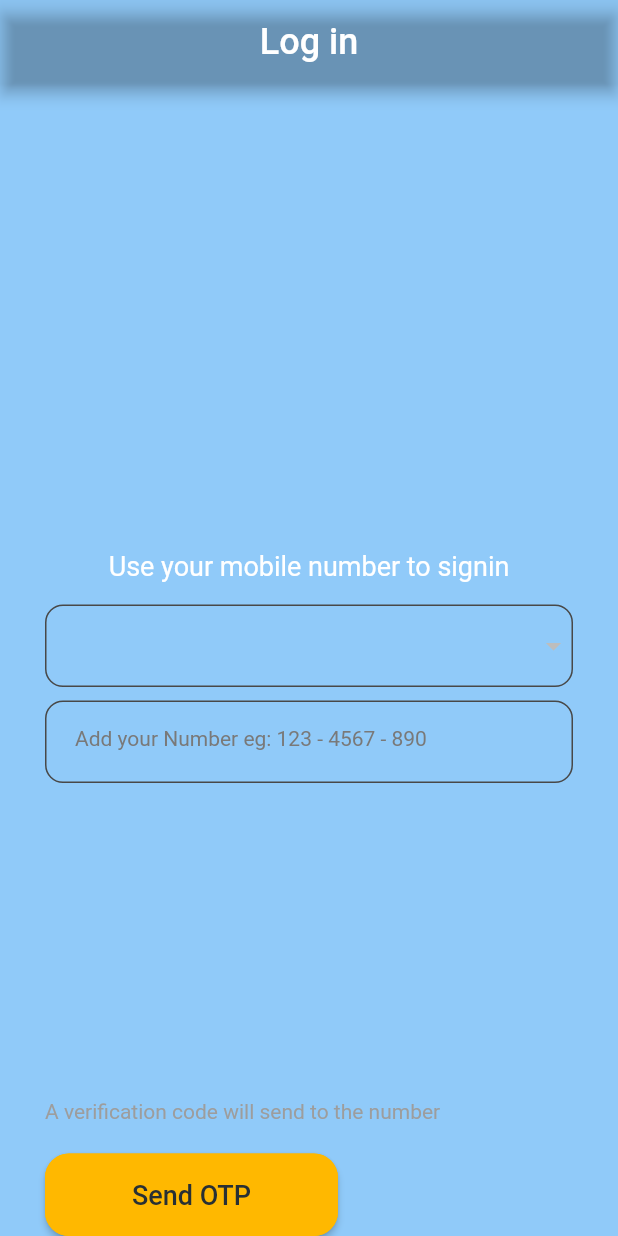
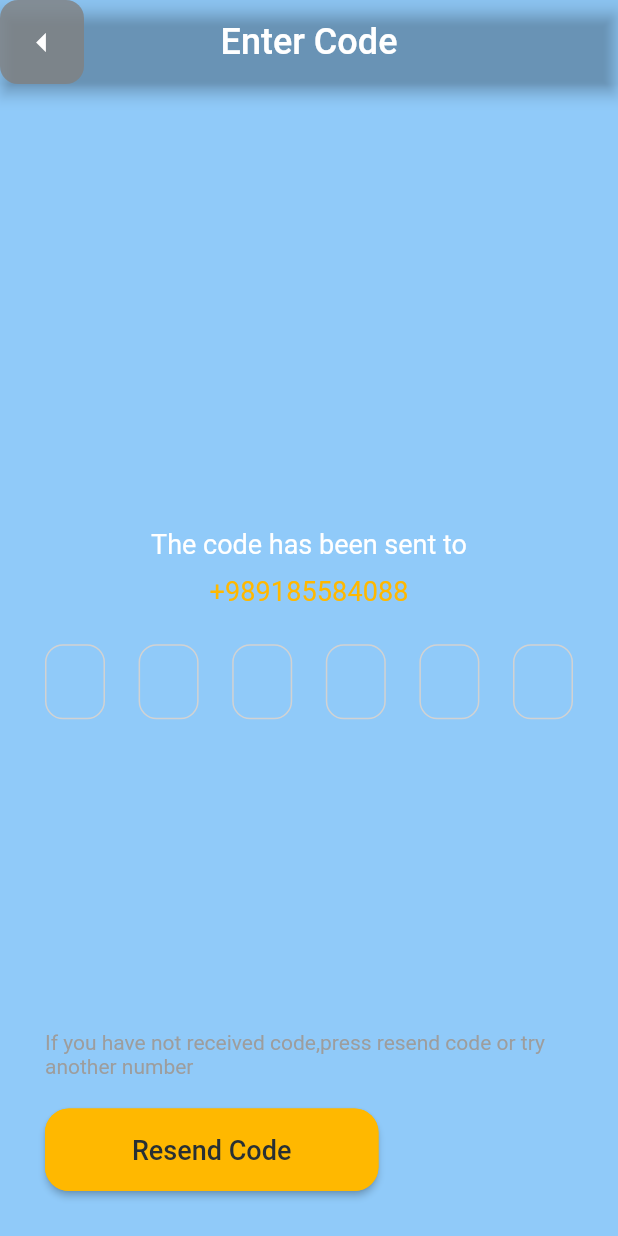
Before and after one commit to M4RZB4Ni/Castalk, a Flutter app: the screen it shows after launch, on a phone screen of 412 x 824 dp. Run offline on Flutter 3.47's test engine with Material 2 defaults, Android fonts, the phone set to English and light mode, and no system bars; drawn by our look-alikes of pin_code_fields; our stand-ins replace smooth_page_indicator.

Commit message:
enter_code.dart back button must be optimize.

```diff
--- a/lib/main.dart
+++ b/lib/main.dart
@@ -1,3 +1,4 @@
+import 'package:castalk/view/enter_code.dart';
 import 'package:castalk/view/intro.dart';
 import 'package:castalk/view/signin.dart';
 import 'package:flutter/material.dart';
@@ -17,12 +18,14 @@ class MyApp extends StatelessWidget {
         primaryColor: const Color(0xff242424),
         backgroundColor: const Color(0xff242424),
         hintColor:const Color(0xff797979),
+        focusColor: const Color(0xffFFB800),
         colorScheme: ColorScheme.fromSwatch().copyWith(secondary: const Color(0xffFFB800)),
         textTheme: const TextTheme(
           headline1: TextStyle(color: Colors.white,fontWeight: FontWeight.w500,fontSize: 24),
           bodyText1: TextStyle(color: Colors.white,fontWeight: FontWeight.w400,fontSize: 18),
             bodyText2: TextStyle(color: Color(0xffA6A6A6),fontWeight: FontWeight.w400,fontSize: 14),
             subtitle1: TextStyle(color: Color(0xff9D9D9D),fontWeight: FontWeight.w400,fontSize: 14),
+            subtitle2: TextStyle(color: Color(0xffFFB800),fontWeight: FontWeight.w400,fontSize: 18),
             button: TextStyle(color: Color(0xffFFB800),fontWeight: FontWeight.w400,fontSize: 18),
         ),
         elevatedButtonTheme:  ElevatedButtonThemeData(
@@ -42,10 +45,11 @@ class MyApp extends StatelessWidget {
       ),
       title: 'Castalk',
       debugShowCheckedModeBanner: true,
-      initialRoute: "/SignIn",
+      initialRoute: "/EnterCode",
       routes: {
         "/Intro":(context) => const Directionality(textDirection: TextDirection.ltr, child: Intro()),
         "/SignIn":(context) => const Directionality(textDirection: TextDirection.ltr, child: SignIn()),
+        "/EnterCode":(context) =>  Directionality(textDirection: TextDirection.ltr, child: EnterCode(phoneNumber: '+989185584088',)),
       },
 
     );
--- /dev/null
+++ b/lib/view/enter_code.dart
@@ -0,0 +1,288 @@
+
+
+import 'dart:async';
+
+import 'package:flutter/cupertino.dart';
+import 'package:flutter/material.dart';
+import 'package:pin_code_fields/pin_code_fields.dart';
+
+class EnterCode extends StatefulWidget{
+
+  String? phoneNumber;
+  String? code="111111";
+
+
+  EnterCode({Key? key,required this.phoneNumber}) : super(key: key);
+
+
+  EnterCode.empty({Key? key}) : super(key: key);
+
+  @override
+  State<StatefulWidget> createState() {
+    return EnterCodeState();
+  }
+
+}
+
+class EnterCodeState extends State<EnterCode>
+{
+
+  StreamController<ErrorAnimationType>? errorController;
+  TextEditingController textEditingController = TextEditingController();
+  var nextState="ResendOff";
+  var subtitleTextStyle="ResendOff";
+
+  final interval = const Duration(seconds: 1);
+  final int timerMaxSeconds = 3;
+  int currentSeconds = 0;
+  String get timerText =>
+      '${((timerMaxSeconds - currentSeconds) ~/ 60).toString().padLeft(2, '0')} : ${((timerMaxSeconds - currentSeconds) % 60).toString().padLeft(2, '0')}';
+
+
+  @override
+  Widget build(BuildContext context) {
+
+    double w = MediaQuery.of(context).size.width;
+    double h = MediaQuery.of(context).size.height;
+    pincodeStyle=Theme.of(context).textTheme.subtitle1!.copyWith(color: Colors.white54);
+
+
+    return Scaffold(
+      resizeToAvoidBottomInset: false,
+      backgroundColor: Theme.of(context).backgroundColor,
+      appBar: AppBar(
+        leading:backBtn(),
+          backgroundColor: Colors.transparent,
+          centerTitle: true,title: Text("Enter Code",style: Theme.of(context).textTheme.headline1)),
+      body: Padding(
+        padding: const EdgeInsets.symmetric(horizontal: 30,vertical: 30),
+        child: Column(
+          crossAxisAlignment: CrossAxisAlignment.start,
+          mainAxisAlignment: MainAxisAlignment.spaceBetween,
+          children: [
+            SizedBox(height: 100,width: w,),
+            Column(
+              children: [
+                Text("The code has been sent to",style: Theme.of(context).textTheme.bodyText1),
+                Padding(
+                  padding: const EdgeInsets.only(top: 10,bottom: 10),
+                  child: Text(widget.phoneNumber ?? "None",style: Theme.of(context).textTheme.subtitle2),
+                ),
+                Padding(
+                  padding: const EdgeInsets.only(top: 15,bottom: 9),
+                  child: PinCodeTextField(
+                    appContext: context,
+                    length: 6,
+                    obscureText: false,
+                    animationType: AnimationType.fade,
+                    pinTheme: PinTheme(
+                      shape: PinCodeFieldShape.box,
+                      borderRadius: BorderRadius.circular(12),
+                      fieldHeight: 50,
+                      fieldWidth: 40,
+                      activeFillColor: Colors.white,
+                      borderWidth: 1,
+                      activeColor: Theme.of(context).focusColor,
+                      inactiveColor: const Color(0xffD2D2D2),
+                      selectedColor: Theme.of(context).focusColor,
+                      errorBorderColor:const Color(0xffFF5959),
+
+                    ),
+                    textStyle: pincodeStyle,
+                    hintStyle: pincodeStyle,
+                    cursorColor: Theme.of(context).focusColor,
+                    autoDisposeControllers: true,
+                    autoDismissKeyboard: true,
+                    keyboardType: TextInputType.number,
+                    animationDuration: const Duration(milliseconds: 300),
+                    backgroundColor: Theme.of(context).backgroundColor,
+                    enableActiveFill: false,
+                    autoFocus: false,
+                    errorAnimationController: errorController,
+                    controller: textEditingController,
+                    onCompleted: (v) {
+                      debugPrint("Completed");
+                      checkCodeForStyle(v);
+
+                    },
+                    onChanged: (value) {
+                      print(value);
+                      setState(() {
+                       // currentText = value;
+                      });
+                    },
+                    beforeTextPaste: (text) {
+                      print("Allowing to paste $text");
+                      //if you return true then it will show the paste confirmation dialog. Otherwise if false, then nothing will happen.
+                      //but you can show anything you want here, like your pop up saying wrong paste format or etc
+                      return true;
+                    },
+                  ),
+                ),
+                subtitleTextType(subtitleTextStyle)
+
+              ],
+            ),
+
+            Column(
+              crossAxisAlignment: CrossAxisAlignment.start,
+              children: [
+                Padding(
+                  padding: const EdgeInsets.only(bottom: 20),
+                  child:nextButtonHintTextType(nextState),
+                ),
+                Row(
+                  mainAxisAlignment: MainAxisAlignment.spaceBetween,
+                  children: [
+                    nextButtonType(nextState),
+                    nextState=="ResendOff" ? Text(timerText,style: Theme.of(context).textTheme.subtitle2,) : const Text(" ")
+                  ],
+                )
+              ],)
+          ],
+        ),
+      ),
+
+    );
+  }
+
+  @override
+  void initState() {
+    startTimeout();
+    errorController = StreamController<ErrorAnimationType>();
+
+  }
+
+  @override
+  void dispose() {
+    errorController!.close();
+  }
+
+  ElevatedButton nextButtonType(var type)
+  {
+    switch(type)
+    {
+      case "ResendOn":
+      return  ElevatedButton(onPressed:() => print(""), child:const Text("Resend Code",style: TextStyle(color: Color(0xff283034)),) ,style: ButtonStyle(
+            padding: MaterialStateProperty.all(const EdgeInsets.symmetric(vertical: 17,horizontal: 58)),
+            shape: MaterialStateProperty.all<RoundedRectangleBorder>(
+                RoundedRectangleBorder(
+                    borderRadius: BorderRadius.circular(16.0),
+                    side: const BorderSide(color: Color(0xffFFB800))
+                )
+            ),
+            backgroundColor:MaterialStateProperty.all(const Color(0xffFFB800)),textStyle: MaterialStateProperty.all(const TextStyle(color: Color(0xff283034),fontSize: 18,fontWeight: FontWeight.w500)) ),);
+      case "ResendOff":
+        return ElevatedButton(onPressed:() => print(""), child:const Text("Resend Code",style: TextStyle(color: Color(0xff283034)),) ,style: ButtonStyle(
+            padding: MaterialStateProperty.all(const EdgeInsets.symmetric(vertical: 17,horizontal: 58)),
+            shape: MaterialStateProperty.all<RoundedRectangleBorder>(
+                RoundedRectangleBorder(
+                    borderRadius: BorderRadius.circular(16.0),
+                    side: const BorderSide(color: Color(0xff484848))
+                )
+            ),
+            backgroundColor:MaterialStateProperty.all(const Color(0xff484848)),textStyle: MaterialStateProperty.all(const TextStyle(color: Color(0xff5C5C5C),fontSize: 18,fontWeight: FontWeight.w500)) ),);
+
+      case "Next":
+        return  ElevatedButton(onPressed:() => print(""), child:const Text("Next",style: TextStyle(color: Color(0xff283034)),) ,style: ButtonStyle(
+            padding: MaterialStateProperty.all(const EdgeInsets.symmetric(vertical: 17,horizontal: 58)),
+            shape: MaterialStateProperty.all<RoundedRectangleBorder>(
+                RoundedRectangleBorder(
+                    borderRadius: BorderRadius.circular(16.0),
+                    side: const BorderSide(color: Color(0xffFFB800))
+                )
+            ),
+            backgroundColor:MaterialStateProperty.all(const Color(0xffFFB800)),textStyle: MaterialStateProperty.all(const TextStyle(color: Color(0xff283034),fontSize: 18,fontWeight: FontWeight.w500)) ),);
+      default :
+        return  ElevatedButton(onPressed:() => print(""), child:const Text("Resend Code",style: TextStyle(color: Color(0xff283034)),) ,style: ButtonStyle(
+          padding: MaterialStateProperty.all(const EdgeInsets.symmetric(vertical: 17,horizontal: 58)),
+          shape: MaterialStateProperty.all<RoundedRectangleBorder>(
+          RoundedRectangleBorder(
+          borderRadius: BorderRadius.circular(16.0),
+          side: const BorderSide(color: Color(0xff484848))
+          )
+          ),
+       backgroundColor:MaterialStateProperty.all(const Color(0xff484848)),textStyle: MaterialStateProperty.all(const TextStyle(color: Color(0xff5C5C5C),fontSize: 18,fontWeight: FontWeight.w500)) ),);
+    }
+
+  }
+
+  Text nextButtonHintTextType(var type)
+  {
+    switch(type)
+    {
+      case "ResendOn":
+      return Text("If you have not received code,press resend code or try another number",style: Theme.of(context).textTheme.subtitle1);
+
+
+      case "ResendOff":
+        return Text("A verification code will send to the number",style: Theme.of(context).textTheme.subtitle1);
+
+      case "Next":
+        return Text("",style: Theme.of(context).textTheme.subtitle1);
+      default :
+        return Text("If you have not received code,press resend code or try another number",style: Theme.of(context).textTheme.subtitle1);
+    }
+
+  }
+
+  Text subtitleTextType(var type)
+  {
+    switch(type)
+    {
+      case "Verified":
+
+        return Text("Your number has been verified successfully",style:Theme.of(context).textTheme.subtitle1!.copyWith(color: const Color(0xff7CFF4E)));
+
+
+      case "Wrong":
+        return Text("Code is not Correct. recheck your code or get new code",style: Theme.of(context).textTheme.subtitle1!.copyWith(color: const Color(0xffFF5959)));
+
+      default :
+        return Text("");
+    }
+
+  }
+  late TextStyle pincodeStyle;
+  void checkCodeForStyle(var submitted)
+  {
+
+
+    if(submitted!=widget.code)
+      {
+        debugPrint("submitted!=widget.code");
+
+        setState(() {
+          subtitleTextStyle="Wrong";
+          pincodeStyle= Theme.of(context).textTheme.subtitle1!.copyWith(color: const Color(0xffFF5959));
+        });
+      }else if(submitted==widget.code){
+      debugPrint("submitted==widget.code");
+
+      setState(() {
+        subtitleTextStyle="Verified";
+        nextState="Next";
+
+        pincodeStyle= Theme.of(context).textTheme.subtitle1!.copyWith(color: const Color(0xff7CFF4E));
+      });
+     }
+  }
+
+  Container backBtn()
+  {
+    return Container(decoration: BoxDecoration(color: const Color(0x80808080).withOpacity(50),borderRadius: const BorderRadius.all(Radius.circular(12)),shape: BoxShape.rectangle),child: IconButton(icon:const Icon(Icons.arrow_left), onPressed: () {  },color: Colors.white,iconSize: 30));
+  }
+
+  startTimeout() {
+    var duration = interval;
+    Timer.periodic(duration, (timer) {
+      setState(() {
+        currentSeconds = timer.tick;
+        if (timer.tick >= timerMaxSeconds){
+          nextState="ResendOn";
+          timer.cancel();
+        }
+      });
+    });
+  }
+}
--- a/lib/view/signin.dart
+++ b/lib/view/signin.dart
@@ -17,17 +17,19 @@ class SigninState extends State<SignIn>{
   static const TextStyle dropStyle=TextStyle(color: Colors.white,fontSize: 12,fontWeight: FontWeight.w400);
   TextEditingController numberController=TextEditingController();
   BoxDecoration boxDecorations=BoxDecoration(borderRadius: const BorderRadius.all(Radius.circular(12)),border: Border.all(width: 1,color: const Color(0xff484848)));
+
   @override
   Widget build(BuildContext context) {
     double w = MediaQuery.of(context).size.width;
 
     return Scaffold(
+      resizeToAvoidBottomInset: false,
       backgroundColor: Theme.of(context).backgroundColor,
       appBar: AppBar(
         backgroundColor: Colors.transparent,
         centerTitle: true,title: Text("Log in",style: Theme.of(context).textTheme.headline1)),
         body: Padding(
-          padding: const EdgeInsets.symmetric(horizontal: 30),
+          padding: const EdgeInsets.symmetric(horizontal: 30,vertical: 30),
           child: Column(
             crossAxisAlignment: CrossAxisAlignment.start,
             mainAxisAlignment: MainAxisAlignment.spaceBetween,
@@ -70,7 +72,7 @@ class SigninState extends State<SignIn>{
               ],)
             ],
           ),
-        ),resizeToAvoidBottomInset: false,
+        ),
 
 
 
```
